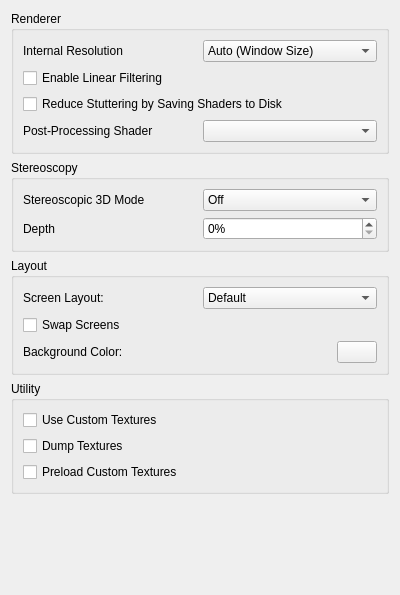
Old version of the form src/citra_qt/configuration/configure_enhancements.ui in the repository tbsp/citra-valentin.
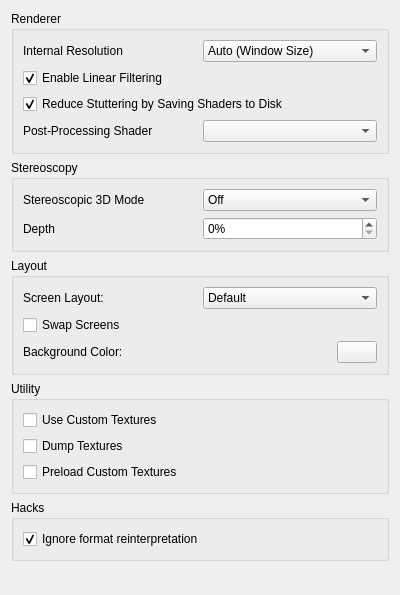
New version of the form.

Commit message: ignore format reinterpretation; ticks hack setting and hotkey CTRL T

```diff
--- a/src/citra_qt/configuration/configure_enhancements.ui
+++ b/src/citra_qt/configuration/configure_enhancements.ui
@@ -101,6 +101,9 @@
         <property name="text">
          <string>Enable Linear Filtering</string>
         </property>
+        <property name="checked">
+         <bool>true</bool>
+        </property>
        </widget>
       </item>
       <item>
@@ -108,6 +111,9 @@
         <property name="text">
          <string>Reduce Stuttering by Saving Shaders to Disk</string>
         </property>
+        <property name="checked">
+         <bool>true</bool>
+        </property>
        </widget>
       </item>
       <item>
@@ -309,6 +315,25 @@
      </layout>
     </widget>
    </item>
+   <item>
+    <widget class="QGroupBox" name="groupBox_2">
+     <property name="title">
+      <string>Hacks</string>
+     </property>
+     <layout class="QVBoxLayout" name="verticalLayout_2">
+      <item>
+       <widget class="QCheckBox" name="ignore_format_reinterpretation">
+        <property name="text">
+         <string>Ignore format reinterpretation</string>
+        </property>
+        <property name="checked">
+         <bool>true</bool>
+        </property>
+       </widget>
+      </item>
+     </layout>
+    </widget>
+   </item>
    <item>
     <spacer name="verticalSpacer">
      <property name="orientation">
```
The commit also changes 11 other files.
